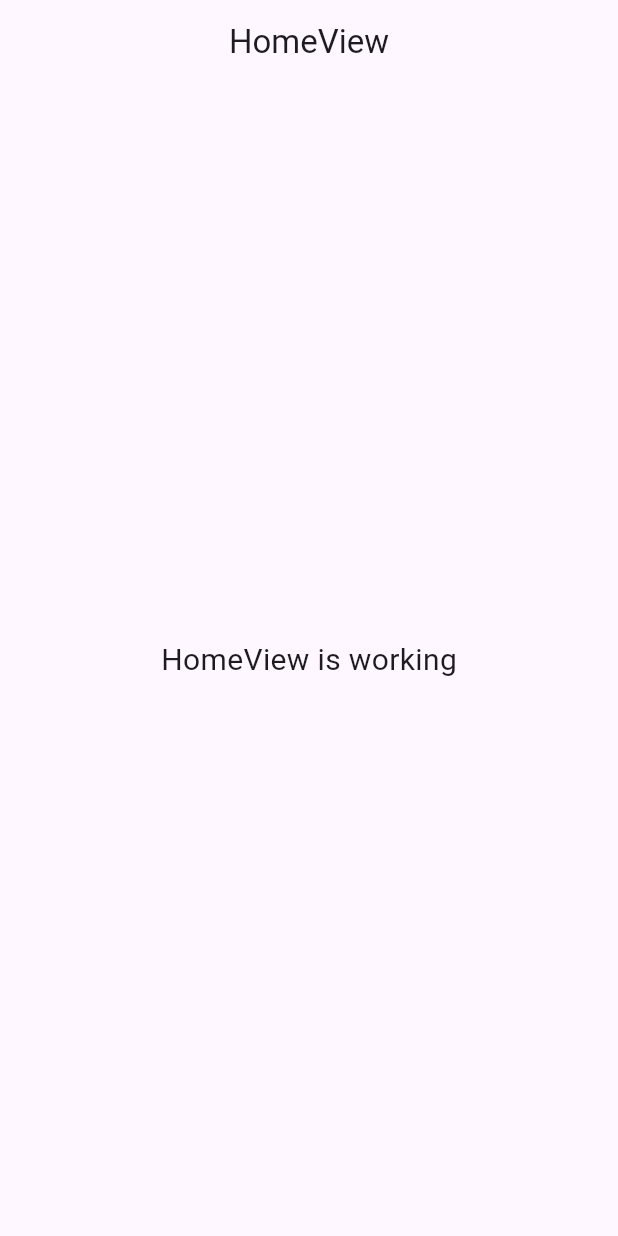
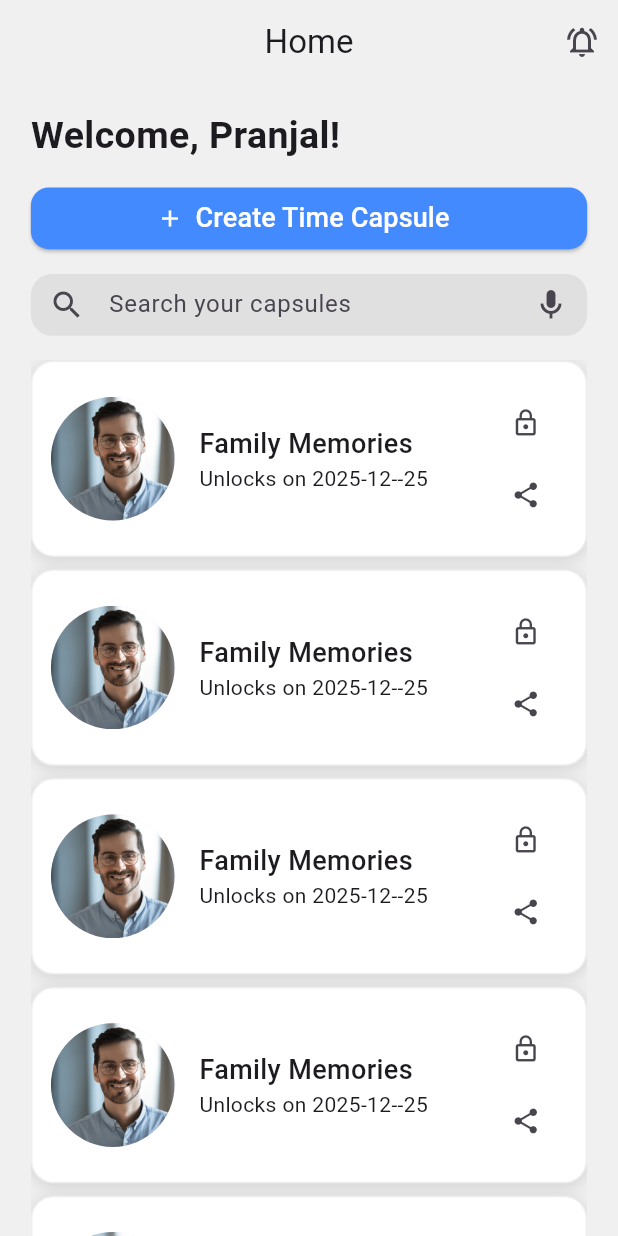
Before and after one commit to pranjal-garg/time-capsule-flutter, a Flutter app: the screen it shows after launch, on a phone screen of 412 x 824 dp. Run offline on Flutter 3.47's test engine with Material 3 defaults, Android fonts, the light colour scheme and no system bars; our stand-ins replace get.

Commit message:
feat: add home page

```diff
--- /dev/null
+++ b/lib/core/constants/app_strings.dart
@@ -0,0 +1,13 @@
+class AppStrings {
+  // App Bar
+  static const String homeTitle = 'Home';
+
+  // Welcome Message
+  static const String welcomeMessage = 'Welcome, Pranjal!';
+
+  // Buttons
+  static const String createTimeCapsule = 'Create Time Capsule';
+
+  // Search
+  static const String searchHint = 'Search your capsules';
+}
--- a/lib/features/home/views/home_view.dart
+++ b/lib/features/home/views/home_view.dart
@@ -1,22 +1,57 @@
 import 'package:flutter/material.dart';
-
 import 'package:get/get.dart';
+import 'package:time_capsule/core/constants/app_strings.dart';
+import 'package:time_capsule/features/home/widgets/capsule_search_bar.dart';
+import 'package:time_capsule/features/home/widgets/capsules_list.dart';
+import 'package:time_capsule/features/home/widgets/create_capsule_button.dart';
+import 'package:time_capsule/features/home/widgets/welcome_header.dart';
 
 import '../controllers/home_controller.dart';
 
 class HomeView extends GetView<HomeController> {
   const HomeView({super.key});
+
   @override
   Widget build(BuildContext context) {
     return Scaffold(
+      backgroundColor: Color(0xFFF0F0F0),
       appBar: AppBar(
-        title: const Text('HomeView'),
+        backgroundColor: Color(0xFFF0F0F0),
+        elevation: 0,
+        scrolledUnderElevation: 0,
+        actions: [
+          IconButton(
+              onPressed: () {}, icon: Icon(Icons.notifications_active_outlined))
+        ],
+        title: const Text(AppStrings.homeTitle),
         centerTitle: true,
       ),
-      body: const Center(
-        child: Text(
-          'HomeView is working',
-          style: TextStyle(fontSize: 20),
+      body: Container(
+        margin: EdgeInsets.only(
+            left: Get.width * 0.05,
+            right: Get.width * 0.05,
+            top: Get.height * 0.02),
+        child: Column(
+          crossAxisAlignment: CrossAxisAlignment.start,
+          children: [
+            const WelcomeHeader(),
+            SizedBox(
+              height: Get.height * 0.02,
+            ),
+            CreateCapsuleButton(
+              onPressed: () {},
+            ),
+            SizedBox(
+              height: Get.height * 0.02,
+            ),
+            CapsuleSearchBar(
+              onMicPressed: () {},
+            ),
+            SizedBox(
+              height: Get.height * 0.02,
+            ),
+            const CapsulesList(),
+          ],
         ),
       ),
     );
--- /dev/null
+++ b/lib/features/home/widgets/Capsule.dart
@@ -0,0 +1,73 @@
+import 'package:flutter/material.dart';
+import 'package:get/get.dart';
+
+class Capsule extends StatelessWidget {
+  @override
+  Widget build(BuildContext context) {
+    return Container(
+      margin: EdgeInsets.only(bottom: Get.height * 0.01),
+      padding: EdgeInsets.symmetric(
+          horizontal: Get.width * 0.03, vertical: Get.height * 0.02),
+      decoration: BoxDecoration(
+        color: Colors.white,
+        borderRadius: BorderRadius.circular(15),
+        boxShadow: [
+          BoxShadow(
+            color: Colors.black12,
+            blurRadius: 8,
+            offset: const Offset(0, 2),
+          ),
+        ],
+        border: Border.all(
+          color: Colors.grey.shade200,
+          width: 1,
+        ),
+      ),
+      child: Row(
+        mainAxisAlignment: MainAxisAlignment.start,
+        children: [
+          CircleAvatar(
+            radius: Get.width * 0.1,
+            backgroundImage: AssetImage("assets/images/random.png"),
+          ),
+          SizedBox(
+            width: Get.width * 0.04,
+          ),
+          Column(
+            crossAxisAlignment: CrossAxisAlignment.start,
+            mainAxisAlignment: MainAxisAlignment.center,
+            children: [
+              Text(
+                "Family Memories",
+                style: TextStyle(fontSize: 18, fontWeight: FontWeight.w500),
+              ),
+              Text(
+                "Unlocks on 2025-12--25",
+                style: TextStyle(fontWeight: FontWeight.w400),
+              )
+            ],
+          ),
+          SizedBox(
+            width: Get.width * 0.1,
+          ),
+          SizedBox(
+            child: Column(
+              children: [
+                IconButton(
+                  icon: Icon(Icons.lock_outline),
+                  iconSize: 20,
+                  onPressed: () {},
+                ),
+                IconButton(
+                  icon: Icon(Icons.share_rounded),
+                  iconSize: 20,
+                  onPressed: () {},
+                ),
+              ],
+            ),
+          )
+        ],
+      ),
+    );
+  }
+}
--- /dev/null
+++ b/lib/features/home/widgets/capsule_search_bar.dart
@@ -0,0 +1,43 @@
+import 'package:flutter/material.dart';
+import 'package:get/get.dart';
+import 'package:time_capsule/core/constants/app_strings.dart';
+
+class CapsuleSearchBar extends StatelessWidget {
+  final TextEditingController? controller;
+  final Function(String)? onChanged;
+  final VoidCallback? onMicPressed;
+
+  const CapsuleSearchBar({
+    super.key,
+    this.controller,
+    this.onChanged,
+    this.onMicPressed,
+  });
+
+  @override
+  Widget build(BuildContext context) {
+    return SizedBox(
+      height: Get.height * 0.05,
+      child: TextFormField(
+        controller: controller,
+        onChanged: onChanged,
+        textAlign: TextAlign.start,
+        decoration: InputDecoration(
+          suffixIcon: IconButton(
+            onPressed: onMicPressed,
+            icon: const Icon(Icons.mic_outlined),
+          ),
+          fillColor: Colors.grey.shade300,
+          filled: true,
+          hintText: AppStrings.searchHint,
+          prefixIcon: const Icon(Icons.search),
+          border: OutlineInputBorder(
+            borderSide: BorderSide.none,
+            borderRadius: BorderRadius.circular(14),
+          ),
+          contentPadding: EdgeInsets.zero,
+        ),
+      ),
+    );
+  }
+}
--- /dev/null
+++ b/lib/features/home/widgets/capsules_list.dart
@@ -0,0 +1,24 @@
+import 'package:flutter/material.dart';
+import 'package:time_capsule/features/home/widgets/Capsule.dart';
+
+class CapsulesList extends StatelessWidget {
+  final int itemCount;
+  final Widget Function(BuildContext, int)? itemBuilder;
+
+  const CapsulesList({
+    super.key,
+    this.itemCount = 15,
+    this.itemBuilder,
+  });
+
+  @override
+  Widget build(BuildContext context) {
+    return Expanded(
+      child: ListView.builder(
+        physics: const BouncingScrollPhysics(),
+        itemCount: itemCount,
+        itemBuilder: itemBuilder ?? (context, index) => Capsule(),
+      ),
+    );
+  }
+}
--- /dev/null
+++ b/lib/features/home/widgets/create_capsule_button.dart
@@ -0,0 +1,36 @@
+import 'package:flutter/material.dart';
+import 'package:get/get.dart';
+import 'package:time_capsule/core/constants/app_strings.dart';
+
+class CreateCapsuleButton extends StatelessWidget {
+  final VoidCallback? onPressed;
+
+  const CreateCapsuleButton({
+    super.key,
+    this.onPressed,
+  });
+
+  @override
+  Widget build(BuildContext context) {
+    return SizedBox(
+      width: double.infinity,
+      height: Get.height * 0.05,
+      child: ElevatedButton.icon(
+        onPressed: onPressed,
+        label: const Text(
+          AppStrings.createTimeCapsule,
+          style: TextStyle(fontSize: 18),
+        ),
+        icon: const Icon(Icons.add),
+        style: ElevatedButton.styleFrom(
+          iconColor: Colors.white,
+          backgroundColor: Colors.blueAccent,
+          foregroundColor: Colors.white,
+          shape: RoundedRectangleBorder(
+            borderRadius: BorderRadius.circular(12),
+          ),
+        ),
+      ),
+    );
+  }
+}
--- /dev/null
+++ b/lib/features/home/widgets/welcome_header.dart
@@ -0,0 +1,21 @@
+import 'package:flutter/material.dart';
+
+class WelcomeHeader extends StatelessWidget {
+  final String userName;
+
+  const WelcomeHeader({
+    super.key,
+    this.userName = 'Pranjal',
+  });
+
+  @override
+  Widget build(BuildContext context) {
+    return Text(
+      'Welcome, $userName!',
+      style: const TextStyle(
+        fontSize: 25,
+        fontWeight: FontWeight.w700,
+      ),
+    );
+  }
+}
--- a/lib/main.dart
+++ b/lib/main.dart
@@ -13,6 +13,7 @@ class MyApp extends StatelessWidget {
   @override
   Widget build(BuildContext context) {
     return GetMaterialApp(
+      debugShowCheckedModeBanner: false,
       title: 'Flutter Demo',
       initialRoute: AppPages.INITIAL,
       getPages: AppPages.routes,
--- a/pubspec.yaml
+++ b/pubspec.yaml
@@ -57,6 +57,8 @@ flutter:
   # included with your application, so that you can use the icons in
   # the material Icons class.
   uses-material-design: true
+  assets:
+    - assets/images/
 
   # To add assets to your application, add an assets section, like this:
   # assets:
```
Also changed, not shown: assets/images/random.png (added).
